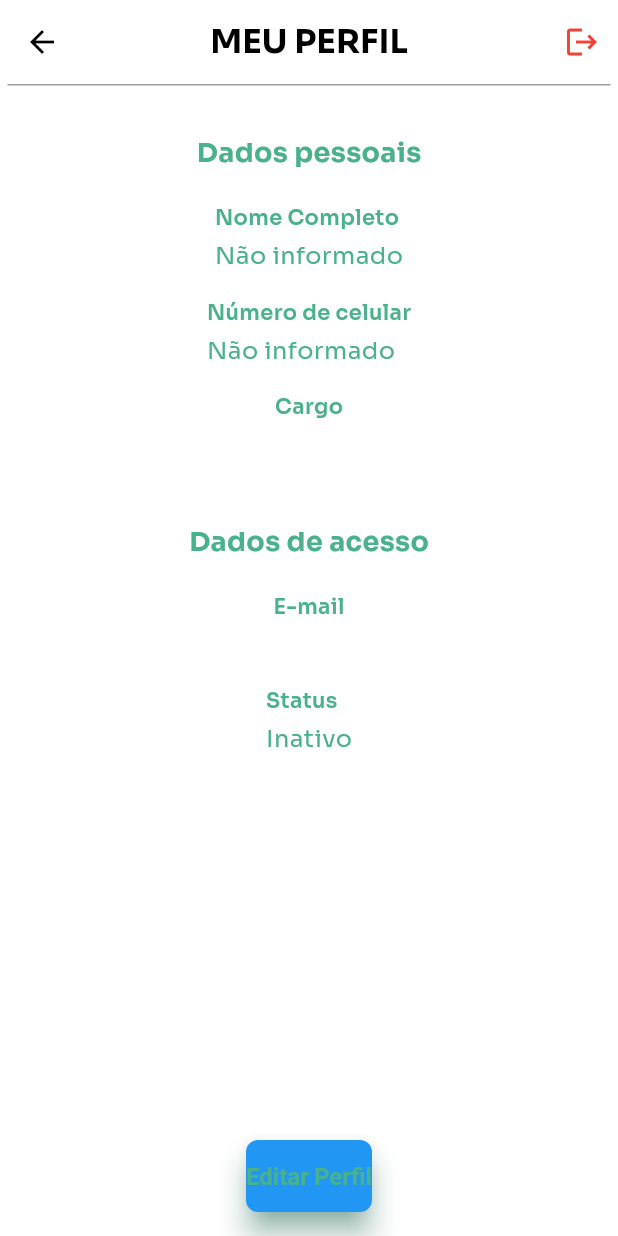
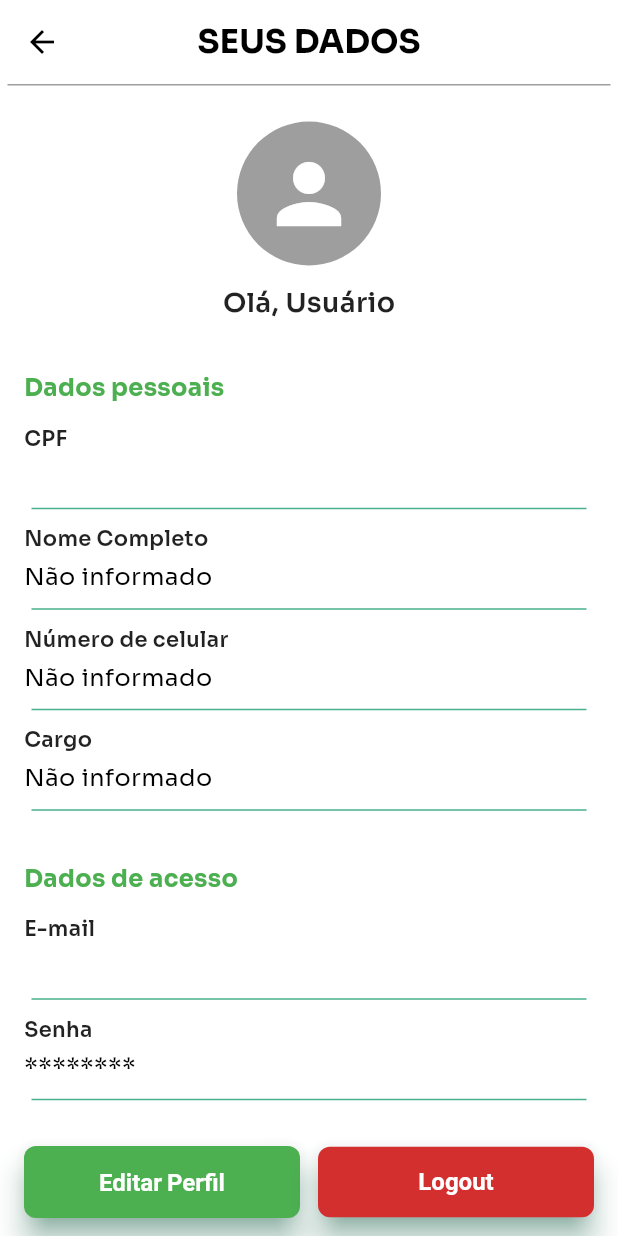
Before and after one commit to RafCarrasco/tcc_bag_finder, a Flutter app: the ProfilePage screen opened directly, on a phone screen of 412 x 824 dp. Run offline on Flutter 3.47's test engine with Material 3 defaults, Android fonts, the phone set to English and light mode, and no system bars; our stand-ins replace animated_text_kit, dartz, dropdown_button2, event_bus, flutter_modular, google_fonts and 2 more; accounts and stored records are empty; network calls fail.

Commit message:
chrore: design improvement

```diff
--- a/lib/features/traveler/pages/profile_page.dart
+++ b/lib/features/traveler/pages/profile_page.dart
@@ -35,64 +35,101 @@ class _ProfilePageState extends State<ProfilePage> {
       body: SafeArea(
         child: Column(
           children: [
+            /// AppBar
             AppBar(
               title: const Text(
-                'MEU PERFIL',
+                'SEUS DADOS',
                 style: TextStyle(
                   color: Colors.black,
                   fontWeight: FontWeight.bold,
                 ),
               ),
               centerTitle: true,
+              backgroundColor: Colors.white,
+              elevation: 0,
               leading: IconButton(
                 icon: const Icon(Icons.arrow_back, color: Colors.black),
                 onPressed: () => Modular.to.pop(),
               ),
-              actions: [
-                IconButton(
-                  icon: const Icon(Icons.logout, color: Colors.red),
-                  tooltip: 'Sair',
-                  onPressed: () {
-                    provider.logout();
-                    Modular.to.navigate('/login');
-                  },
             ),
-              ],
-              backgroundColor: Colors.white,
-              elevation: 0,
-            ),
+
             const Divider(height: 1, thickness: 1, color: Colors.grey),
 
-            const SizedBox(height: 32),
+            /// Avatar centralizado
+            const SizedBox(height: 24),
+            const CircleAvatar(
+              radius: 48,
+              backgroundColor: Colors.grey,
+              child: Icon(
+                Icons.person,
+                size: 64,
+                color: Colors.white,
+              ),
+            ),
 
-            // Seção: Dados pessoais
+            /// Saudação
+            const SizedBox(height: 12),
+            Text(
+              "Olá, ${user.fullName.isEmpty ? "Usuário" : user.fullName}",
+              style: const TextStyle(
+                fontSize: 18,
+                fontWeight: FontWeight.w600,
+                color: Colors.black87,
+              ),
+            ),
+
+            const SizedBox(height: 16),
+
+            Expanded(
+              child: SingleChildScrollView(
+                padding: const EdgeInsets.all(16),
+                child: Column(
+                  crossAxisAlignment: CrossAxisAlignment.start,
+                  children: [
+                    /// Dados pessoais
                     const Text(
                       "Dados pessoais",
-              style: TextStyle(fontWeight: FontWeight.bold, fontSize: 18),
+                      style: TextStyle(
+                        fontWeight: FontWeight.bold,
+                        fontSize: 16,
+                        color: Colors.green,
+                      ),
                     ),
                     const SizedBox(height: 12),
+                    _buildInfo("CPF", user.cpf ?? "Não informado"),
                     _buildInfo("Nome Completo", user.fullName.isEmpty ? "Não informado" : user.fullName),
+                    //_buildInfo("Data de Nascimento", user.birthDate ?? "Não informado"),
                     _buildInfo("Número de celular", user.phone.isEmpty ? "Não informado" : user.phone),
-            if (user.role != "TRAVELER") _buildInfo("Cargo", user.role),
+                    _buildInfo("Cargo", user.role.isEmpty ? "Não informado" : user.role),
 
-            const SizedBox(height: 32),
+                    const SizedBox(height: 24),
 
-            // Seção: Dados de acesso
+                    /// Dados de acesso
                     const Text(
                       "Dados de acesso",
-              style: TextStyle(fontWeight: FontWeight.bold, fontSize: 18),
+                      style: TextStyle(
+                        fontWeight: FontWeight.bold,
+                        fontSize: 16,
+                        color: Colors.green,
+                      ),
                     ),
                     const SizedBox(height: 12),
                     _buildInfo("E-mail", user.email),
-            _buildInfo("Status", user.isActive ? "Ativo" : "Inativo"),
+                    _buildInfo("Senha", "********"),
+                  ],
+                ),
+              ),
+            ),
 
-            const Spacer(),
-
+            /// Botões
             Padding(
-              padding: const EdgeInsets.all(16.0),
+              padding: const EdgeInsets.symmetric(horizontal: 16, vertical: 12),
+              child: Row(
+                children: [
+                  Expanded(
                     child: ElevatedButton(
                       style: ElevatedButton.styleFrom(
-                  backgroundColor: Colors.blue,
+                        backgroundColor: Colors.green,
                         shape: RoundedRectangleBorder(
                           borderRadius: BorderRadius.circular(8),
                         ),
@@ -103,10 +140,39 @@ class _ProfilePageState extends State<ProfilePage> {
                       },
                       child: const Text(
                         "Editar Perfil",
-                  style: TextStyle(fontWeight: FontWeight.bold),
+                        style: TextStyle(
+                          fontWeight: FontWeight.bold,
+                          color: Colors.white,
                         ),
                       ),
                     ),
+                  ),
+                  const SizedBox(width: 12),
+                  Expanded(
+                    child: ElevatedButton(
+                      style: ElevatedButton.styleFrom(
+                        backgroundColor: Colors.red.shade700,
+                        shape: RoundedRectangleBorder(
+                          borderRadius: BorderRadius.circular(8),
+                        ),
+                        padding: const EdgeInsets.symmetric(vertical: 14),
+                      ),
+                      onPressed: () {
+                        provider.logout();
+                        Modular.to.navigate('/login');
+                      },
+                      child: const Text(
+                        "Logout",
+                        style: TextStyle(
+                          fontWeight: FontWeight.bold,
+                          color: Colors.white,
+                        ),
+                      ),
+                    ),
+                  ),
+                ],
+              ),
+            )
           ],
         ),
       ),
@@ -114,16 +180,24 @@ class _ProfilePageState extends State<ProfilePage> {
   }
 
   Widget _buildInfo(String title, String content) {
-    return Padding(
-      padding: const EdgeInsets.symmetric(horizontal: 16, vertical: 8),
-      child: Column(
+    return Column(
       crossAxisAlignment: CrossAxisAlignment.start,
       children: [
-          Text(title, style: const TextStyle(fontWeight: FontWeight.w600, fontSize: 14)),
+        Text(
+          title,
+          style: const TextStyle(
+            fontWeight: FontWeight.w600,
+            fontSize: 14,
+            color: Colors.black87,
+          ),
+        ),
         const SizedBox(height: 4),
-          Text(content, style: const TextStyle(fontSize: 16)),
+        Text(
+          content,
+          style: const TextStyle(fontSize: 16, color: Colors.black),
+        ),
+        const Divider(height: 20, thickness: 1),
       ],
-      ),
     );
   }
 }
```
Also changed, not shown: lib/features/traveler/pages/home_traveler_page.dart (+67 -17 lines). Lines whose indentation alone changed are shown as unchanged.
